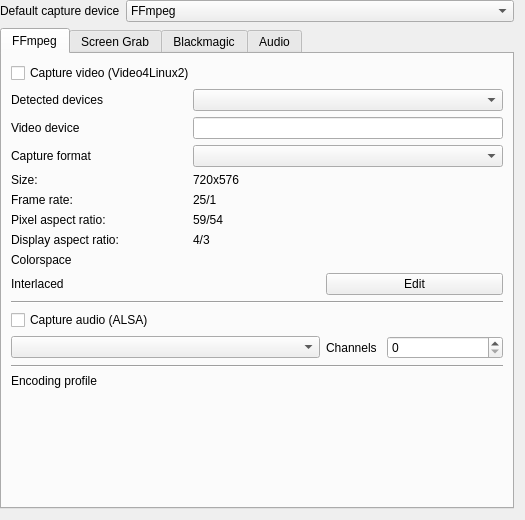
Old version of the form src/ui/configcapture_ui.ui in the repository KDE/kdenlive.
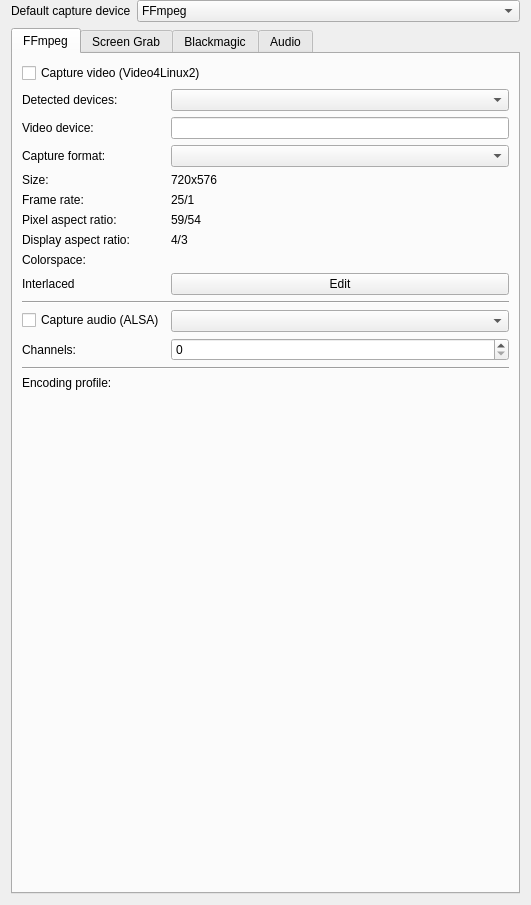
New version of the form. The open tabs and pages were chosen to show the change.

Commit message: [Kdenlive Settings] Improve layout and usability

Patch:
```diff
--- a/src/ui/configcapture_ui.ui
+++ b/src/ui/configcapture_ui.ui
@@ -2,18 +2,7 @@
 <ui version="4.0">
  <class>ConfigCapture_UI</class>
  <widget class="QWidget" name="ConfigCapture_UI">
-  <property name="geometry">
-   <rect>
-    <x>0</x>
-    <y>0</y>
-    <width>525</width>
-    <height>520</height>
-   </rect>
-  </property>
   <layout class="QGridLayout" name="gridLayout_8">
-   <property name="leftMargin">
-    <number>0</number>
-   </property>
    <property name="topMargin">
     <number>0</number>
    </property>
@@ -53,146 +42,196 @@
       </size>
      </property>
      <property name="currentIndex">
-      <number>0</number>
+      <number>3</number>
      </property>
      <widget class="QWidget" name="ffmpeg_tab">
       <attribute name="title">
        <string>FFmpeg</string>
       </attribute>
-      <layout class="QGridLayout" name="gridLayout">
-       <item row="10" column="0" rowspan="4" colspan="8">
-        <widget class="Line" name="line">
-         <property name="orientation">
-          <enum>Qt::Horizontal</enum>
+      <layout class="QFormLayout" name="formLayout_4">
+       <item row="0" column="0" colspan="2">
+        <widget class="QCheckBox" name="kcfg_v4l_capturevideo">
+         <property name="text">
+          <string>Capture video (Video4Linux2)</string>
          </property>
         </widget>
        </item>
-       <item row="3" column="0" colspan="2">
+       <item row="1" column="0">
+        <widget class="QLabel" name="label_30">
+         <property name="text">
+          <string>Detected devices:</string>
+         </property>
+        </widget>
+       </item>
+       <item row="1" column="1">
+        <widget class="QComboBox" name="kcfg_detectedv4ldevices"/>
+       </item>
+       <item row="3" column="0">
+        <widget class="QLabel" name="label_14">
+         <property name="text">
+          <string>Video device:</string>
+         </property>
+        </widget>
+       </item>
+       <item row="3" column="1">
+        <widget class="QLineEdit" name="kcfg_video4vdevice">
+         <property name="text">
+          <string/>
+         </property>
+        </widget>
+       </item>
+       <item row="4" column="0">
         <widget class="QLabel" name="label_9">
          <property name="text">
-          <string>Capture format</string>
+          <string>Capture format:</string>
          </property>
         </widget>
        </item>
-       <item row="15" column="6" colspan="2">
-        <widget class="QSpinBox" name="kcfg_alsachannels"/>
-       </item>
-       <item row="18" column="0" colspan="2">
-        <widget class="QLabel" name="label_24">
-         <property name="sizePolicy">
-          <sizepolicy hsizetype="Maximum" vsizetype="Preferred">
-           <horstretch>0</horstretch>
-           <verstretch>0</verstretch>
-          </sizepolicy>
-         </property>
-         <property name="text">
-          <string>Encoding profile</string>
-         </property>
-        </widget>
-       </item>
-       <item row="5" column="0" colspan="2">
-        <widget class="QLabel" name="label_4">
-         <property name="text">
-          <string>Frame rate:</string>
-         </property>
-        </widget>
-       </item>
-       <item row="3" column="3" colspan="5">
+       <item row="4" column="1">
         <widget class="QComboBox" name="kcfg_v4l_format"/>
        </item>
-       <item row="15" column="5">
-        <widget class="QLabel" name="label_11">
+       <item row="5" column="0">
+        <widget class="QLabel" name="label_6">
          <property name="text">
-          <string>Channels</string>
+          <string>Size:</string>
          </property>
         </widget>
        </item>
-       <item row="9" column="3" colspan="2">
-        <spacer name="horizontalSpacer_5">
-         <property name="orientation">
-          <enum>Qt::Horizontal</enum>
+       <item row="5" column="1">
+        <widget class="QLabel" name="p_size">
+         <property name="text">
+          <string>720x576</string>
          </property>
-         <property name="sizeHint" stdset="0">
-          <size>
-           <width>127</width>
-           <height>21</height>
-          </size>
+        </widget>
+       </item>
+       <item row="6" column="0">
+        <widget class="QLabel" name="label_4">
+         <property name="text">
+          <string>Frame rate:</string>
          </property>
-        </spacer>
+        </widget>
        </item>
-       <item row="9" column="5" colspan="3">
-        <widget class="QPushButton" name="config_v4l">
+       <item row="6" column="1">
+        <widget class="QLabel" name="p_fps">
          <property name="text">
-          <string>Edit</string>
+          <string>25/1</string>
          </property>
         </widget>
        </item>
-       <item row="15" column="0" colspan="5">
-        <widget class="QComboBox" name="kcfg_v4l_alsadevice">
-         <property name="sizePolicy">
-          <sizepolicy hsizetype="MinimumExpanding" vsizetype="Fixed">
-           <horstretch>0</horstretch>
-           <verstretch>0</verstretch>
-          </sizepolicy>
+       <item row="7" column="0">
+        <widget class="QLabel" name="label_23">
+         <property name="text">
+          <string>Pixel aspect ratio:</string>
          </property>
         </widget>
        </item>
-       <item row="7" column="0" colspan="3">
+       <item row="7" column="1">
+        <widget class="QLabel" name="p_aspect">
+         <property name="text">
+          <string>59/54</string>
+         </property>
+        </widget>
+       </item>
+       <item row="8" column="0">
         <widget class="QLabel" name="label_31">
          <property name="text">
           <string>Display aspect ratio:</string>
          </property>
         </widget>
        </item>
-       <item row="9" column="0" colspan="2">
+       <item row="8" column="1">
+        <widget class="QLabel" name="p_display">
+         <property name="text">
+          <string>4/3</string>
+         </property>
+        </widget>
+       </item>
+       <item row="9" column="0">
+        <widget class="QLabel" name="label_32">
+         <property name="text">
+          <string>Colorspace:</string>
+         </property>
+        </widget>
+       </item>
+       <item row="9" column="1">
+        <widget class="QLabel" name="p_colorspace">
+         <property name="text">
+          <string/>
+         </property>
+        </widget>
+       </item>
+       <item row="10" column="0">
         <widget class="QLabel" name="p_progressive">
          <property name="text">
           <string>Interlaced</string>
          </property>
         </widget>
        </item>
-       <item row="1" column="0" colspan="2">
-        <widget class="QLabel" name="label_30">
+       <item row="10" column="1">
+        <widget class="QPushButton" name="config_v4l">
          <property name="text">
-          <string>Detected devices</string>
+          <string>Edit</string>
          </property>
         </widget>
        </item>
-       <item row="2" column="0" colspan="2">
-        <widget class="QLabel" name="label_14">
-         <property name="text">
-          <string>Video device</string>
+       <item row="11" column="0" colspan="2">
+        <widget class="Line" name="line">
+         <property name="orientation">
+          <enum>Qt::Horizontal</enum>
          </property>
         </widget>
        </item>
-       <item row="18" column="3" colspan="5">
-        <layout class="QHBoxLayout" name="v4l_profile_box"/>
-       </item>
-       <item row="1" column="3" colspan="5">
-        <widget class="QComboBox" name="kcfg_detectedv4ldevices"/>
-       </item>
-       <item row="6" column="3" colspan="5">
-        <widget class="QLabel" name="p_aspect">
-         <property name="text">
-          <string>59/54</string>
-         </property>
-        </widget>
-       </item>
-       <item row="6" column="0" colspan="2">
-        <widget class="QLabel" name="label_23">
-         <property name="text">
-          <string>Pixel aspect ratio:</string>
-         </property>
-        </widget>
-       </item>
-       <item row="14" column="0" colspan="8">
+       <item row="13" column="0">
         <widget class="QCheckBox" name="kcfg_v4l_captureaudio">
          <property name="text">
           <string>Capture audio (ALSA)</string>
          </property>
         </widget>
        </item>
-       <item row="20" column="1" colspan="3">
+       <item row="13" column="1">
+        <widget class="QComboBox" name="kcfg_v4l_alsadevice">
+         <property name="sizePolicy">
+          <sizepolicy hsizetype="MinimumExpanding" vsizetype="Fixed">
+           <horstretch>0</horstretch>
+           <verstretch>0</verstretch>
+          </sizepolicy>
+         </property>
+        </widget>
+       </item>
+       <item row="14" column="0">
+        <widget class="QLabel" name="label_11">
+         <property name="text">
+          <string>Channels:</string>
+         </property>
+        </widget>
+       </item>
+       <item row="14" column="1">
+        <widget class="QSpinBox" name="kcfg_alsachannels"/>
+       </item>
+       <item row="15" column="0" colspan="2">
+        <widget class="Line" name="line_2">
+         <property name="orientation">
+          <enum>Qt::Horizontal</enum>
+         </property>
+        </widget>
+       </item>
+       <item row="16" column="0">
+        <widget class="QLabel" name="label_24">
+         <property name="sizePolicy">
+          <sizepolicy hsizetype="Maximum" vsizetype="Preferred">
+           <horstretch>0</horstretch>
+           <verstretch>0</verstretch>
+          </sizepolicy>
+         </property>
+         <property name="text">
+          <string>Encoding profile:</string>
+         </property>
+        </widget>
+       </item>
+       <item row="16" column="1">
+        <layout class="QHBoxLayout" name="v4l_profile_box"/>
+       </item>
+       <item row="17" column="1">
         <spacer name="verticalSpacer">
          <property name="orientation">
           <enum>Qt::Vertical</enum>
@@ -205,147 +244,35 @@
          </property>
         </spacer>
        </item>
-       <item row="0" column="0" colspan="8">
-        <widget class="QCheckBox" name="kcfg_v4l_capturevideo">
-         <property name="text">
-          <string>Capture video (Video4Linux2)</string>
-         </property>
-        </widget>
-       </item>
-       <item row="4" column="0">
-        <widget class="QLabel" name="label_6">
-         <property name="text">
-          <string>Size:</string>
-         </property>
-        </widget>
-       </item>
-       <item row="17" column="0" colspan="8">
-        <widget class="Line" name="line_2">
-         <property name="orientation">
-          <enum>Qt::Horizontal</enum>
-         </property>
-        </widget>
-       </item>
-       <item row="8" column="0" colspan="2">
-        <widget class="QLabel" name="label_32">
-         <property name="text">
-          <string>Colorspace</string>
-         </property>
-        </widget>
-       </item>
-       <item row="4" column="3" colspan="5">
-        <widget class="QLabel" name="p_size">
-         <property name="text">
-          <string>720x576</string>
-         </property>
-        </widget>
-       </item>
-       <item row="7" column="3" colspan="5">
-        <widget class="QLabel" name="p_display">
-         <property name="text">
-          <string>4/3</string>
-         </property>
-        </widget>
-       </item>
-       <item row="2" column="3" colspan="5">
-        <widget class="QLineEdit" name="kcfg_video4vdevice">
-         <property name="text">
-          <string/>
-         </property>
-        </widget>
-       </item>
-       <item row="8" column="3" colspan="5">
-        <widget class="QLabel" name="p_colorspace">
-         <property name="text">
-          <string/>
-         </property>
-        </widget>
-       </item>
-       <item row="5" column="3" colspan="5">
-        <widget class="QLabel" name="p_fps">
-         <property name="text">
-          <string>25/1</string>
-         </property>
-        </widget>
-       </item>
       </layout>
      </widget>
      <widget class="QWidget" name="screen_grab_tab">
       <attribute name="title">
        <string>Screen Grab</string>
       </attribute>
-      <layout class="QGridLayout" name="gridLayout_5">
-       <item row="3" column="0" colspan="4">
-        <widget class="QCheckBox" name="kcfg_grab_hide_mouse">
+      <layout class="QFormLayout" name="formLayout_3">
+       <item row="0" column="0">
+        <widget class="QLabel" name="label_8">
          <property name="text">
-          <string>Hide cursor</string>
+          <string>Region to capture:</string>
          </property>
         </widget>
        </item>
-       <item row="2" column="2">
-        <spacer name="horizontalSpacer_2">
-         <property name="orientation">
-          <enum>Qt::Horizontal</enum>
-         </property>
-         <property name="sizeHint" stdset="0">
-          <size>
-           <width>237</width>
-           <height>20</height>
-          </size>
-         </property>
-        </spacer>
-       </item>
-       <item row="8" column="0" colspan="3">
-        <spacer name="verticalSpacer_3">
-         <property name="orientation">
-          <enum>Qt::Vertical</enum>
-         </property>
-         <property name="sizeHint" stdset="0">
-          <size>
-           <width>383</width>
-           <height>160</height>
-          </size>
-         </property>
-        </spacer>
-       </item>
-       <item row="5" column="0">
-        <widget class="QLabel" name="label_screengrab">
-         <property name="sizePolicy">
-          <sizepolicy hsizetype="Maximum" vsizetype="Preferred">
-           <horstretch>0</horstretch>
-           <verstretch>0</verstretch>
-          </sizepolicy>
-         </property>
-         <property name="text">
-          <string>Encoding profile</string>
-         </property>
-        </widget>
-       </item>
-       <item row="0" column="0" colspan="3">
+       <item row="0" column="1">
         <widget class="QComboBox" name="kcfg_grab_capture_type">
          <item>
           <property name="text">
-           <string>Full Screen Capture</string>
+           <string>Full Screen</string>
           </property>
          </item>
          <item>
           <property name="text">
-           <string>Region Capture</string>
+           <string>Rectangular Region</string>
           </property>
          </item>
         </widget>
        </item>
-       <item row="5" column="1" colspan="2">
-        <layout class="QHBoxLayout" name="screen_grab_profile_box"/>
-       </item>
-       <item row="2" column="0">
-        <widget class="QLabel" name="label_18">
-         <property name="text">
-          <string>Frame rate</string>
-         </property>
-        </widget>
-       </item>
-       <item row="1" column="0" colspan="3">
+       <item row="1" column="1">
         <widget class="QFrame" name="region_group">
          <property name="frameShape">
           <enum>QFrame::StyledPanel</enum>
@@ -461,6 +388,27 @@
         </widget>
        </item>
        <item row="2" column="1">
+        <widget class="QCheckBox" name="kcfg_grab_hide_mouse">
+         <property name="text">
+          <string>Hide</string>
+         </property>
+        </widget>
+       </item>
+       <item row="2" column="0">
+        <widget class="QLabel" name="label_7">
+         <property name="text">
+          <string>Mouse cursor:</string>
+         </property>
+        </widget>
+       </item>
+       <item row="3" column="0">
+        <widget class="QLabel" name="label_18">
+         <property name="text">
+          <string>Frame rate:</string>
+         </property>
+        </widget>
+       </item>
+       <item row="3" column="1">
         <widget class="QDoubleSpinBox" name="kcfg_grab_fps">
          <property name="minimum">
           <double>1.000000000000000</double>
@@ -470,13 +418,49 @@
          </property>
         </widget>
        </item>
+       <item row="4" column="0">
+        <widget class="QLabel" name="label_screengrab">
+         <property name="sizePolicy">
+          <sizepolicy hsizetype="Maximum" vsizetype="Preferred">
+           <horstretch>0</horstretch>
+           <verstretch>0</verstretch>
+          </sizepolicy>
+         </property>
+         <property name="text">
+          <string>Encoding profile:</string>
+         </property>
+        </widget>
+       </item>
+       <item row="4" column="1">
+        <layout class="QHBoxLayout" name="screen_grab_profile_box"/>
+       </item>
+       <item row="5" column="1">
+        <spacer name="verticalSpacer_3">
+         <property name="orientation">
+          <enum>Qt::Vertical</enum>
+         </property>
+         <property name="sizeHint" stdset="0">
+          <size>
+           <width>383</width>
+           <height>160</height>
+          </size>
+         </property>
+        </spacer>
+       </item>
       </layout>
      </widget>
      <widget class="QWidget" name="decklink_tab">
       <attribute name="title">
        <string>Blackmagic</string>
       </attribute>
-      <layout class="QGridLayout" name="gridLayout_6">
+      <layout class="QFormLayout" name="formLayout">
+       <item row="0" column="0">
+        <widget class="QLabel" name="label_27">
+         <property name="text">
+          <string>Detected devices:</string>
+         </property>
+        </widget>
+       </item>
        <item row="0" column="1">
         <widget class="QComboBox" name="kcfg_decklink_capturedevice">
          <property name="sizePolicy">
@@ -487,10 +471,7 @@
          </property>
         </widget>
        </item>
-       <item row="5" column="1">
-        <widget class="QLineEdit" name="kcfg_decklink_filename"/>
-       </item>
-       <item row="2" column="0">
+       <item row="1" column="0">
         <widget class="QLabel" name="label_16">
          <property name="sizePolicy">
           <sizepolicy hsizetype="Maximum" vsizetype="Preferred">
@@ -499,68 +480,65 @@
           </sizepolicy>
          </property>
          <property name="text">
-          <string>Encoding profile</string>
+          <string>Encoding profile:</string>
          </property>
         </widget>
        </item>
-       <item row="5" column="0">
-        <widget class="QLabel" name="label_29">
-         <property name="text">
-          <string>Capture file name:</string>
-         </property>
-        </widget>
-       </item>
-       <item row="6" column="1">
-        <spacer name="verticalSpacer_4">
-         <property name="orientation">
-          <enum>Qt::Vertical</enum>
-         </property>
-         <property name="sizeHint" stdset="0">
-          <size>
-           <width>20</width>
-           <height>327</height>
-          </size>
-         </property>
-        </spacer>
-       </item>
-       <item row="0" column="0">
-        <widget class="QLabel" name="label_27">
-         <property name="text">
-          <string>Detected devices</string>
-         </property>
-        </widget>
-       </item>
-       <item row="2" column="1">
+       <item row="1" column="1">
         <layout class="QHBoxLayout" name="decklink_profile_box">
          <property name="spacing">
           <number>0</number>
          </property>
         </layout>
        </item>
+       <item row="2" column="0">
+        <widget class="QLabel" name="label_29">
+         <property name="text">
+          <string>Capture file name:</string>
+         </property>
+        </widget>
+       </item>
+       <item row="2" column="1">
+        <widget class="QLineEdit" name="kcfg_decklink_filename"/>
+       </item>
+       <item row="3" column="1">
+        <spacer name="verticalSpacer_4">
+         <property name="orientation">
+          <enum>Qt::Vertical</enum>
+         </property>
+         <property name="sizeHint" stdset="0">
+          <size>
+           <width>20</width>
+           <height>327</height>
+          </size>
+         </property>
+        </spacer>
+       </item>
       </layout>
      </widget>
      <widget class="QWidget" name="audio_tab">
       <attribute name="title">
        <string>Audio</string>
       </attribute>
-      <layout class="QGridLayout" name="gridLayout_2">
-       <item row="1" column="1">
+      <layout class="QFormLayout" name="formLayout_2">
+       <item row="0" column="0">
+        <widget class="QLabel" name="label_33">
+         <property name="text">
+          <string>Device:</string>
+         </property>
+        </widget>
+       </item>
+       <item row="0" column="1">
         <widget class="QComboBox" name="kcfg_defaultaudiocapture"/>
        </item>
-       <item row="7" column="1">
-        <spacer name="verticalSpacer_2">
-         <property name="orientation">
-          <enum>Qt::Vertical</enum>
+       <item row="2" column="0">
+        <widget class="QLabel" name="label_2">
+         <property name="text">
+          <string>Capture volume:</string>
          </property>
-         <property name="sizeHint" stdset="0">
-          <size>
-           <width>20</width>
-           <height>661</height>
-          </size>
-         </property>
-        </spacer>
+        </widget>
        </item>
-       <item row="3" column="1">
+       <item row="2" column="1">
         <widget class="QSlider" name="kcfg_audiocapturevolume">
          <property name="maximum">
           <number>100</number>
@@ -586,23 +564,39 @@
         </widget>
        </item>
        <item row="3" column="0">
-        <widget class="QLabel" name="label_2">
+        <widget class="QLabel" name="label_3">
          <property name="text">
-          <string>Capture volume:</string>
+          <string>Channels:</string>
          </property>
         </widget>
        </item>
-       <item row="5" column="1">
+       <item row="3" column="1">
+        <widget class="QComboBox" name="audiocapturechannels"/>
+       </item>
+       <item row="4" column="0">
+        <widget class="QLabel" name="label_5">
+         <property name="text">
+          <string>Sample rate:</string>
+         </property>
+        </widget>
+       </item>
+       <item row="4" column="1">
         <widget class="QComboBox" name="audiocapturesamplerate"/>
        </item>
-       <item row="1" column="0">
-        <widget class="QLabel" name="label_33">
-         <property name="text">
-          <string>Device:</string>
+       <item row="6" column="1">
+        <spacer name="verticalSpacer_2">
+         <property name="orientation">
+          <enum>Qt::Vertical</enum>
          </property>
-        </widget>
+         <property name="sizeHint" stdset="0">
+          <size>
+           <width>20</width>
+           <height>661</height>
+          </size>
+         </property>
+        </spacer>
        </item>
-       <item row="2" column="0" colspan="2">
+       <item row="1" column="1">
         <widget class="QLabel" name="labelNoAudioDevices">
          <property name="font">
           <font>
@@ -614,24 +608,7 @@
          </property>
         </widget>
        </item>
-       <item row="4" column="1">
-        <widget class="QComboBox" name="audiocapturechannels"/>
-       </item>
-       <item row="5" column="0">
-        <widget class="QLabel" name="label_5">
-         <property name="text">
-          <string>Sample rate:</string>
-         </property>
-        </widget>
-       </item>
-       <item row="4" column="0">
-        <widget class="QLabel" name="label_3">
-         <property name="text">
-          <string>Channels:</string>
-         </property>
-        </widget>
-       </item>
-       <item row="6" column="0" colspan="2">
+       <item row="5" column="1">
         <widget class="QCheckBox" name="kcfg_disablereccountdown">
          <property name="text">
           <string>Disable countdown before recording</string>
```
Left out of the diff: 10 changed lines with no effect on the pictures. The commit also changes 8 other files.
